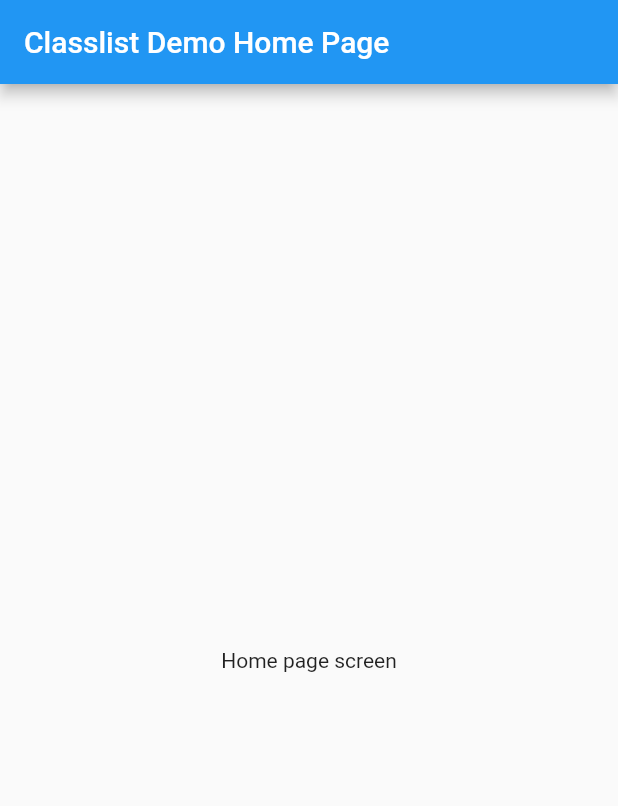
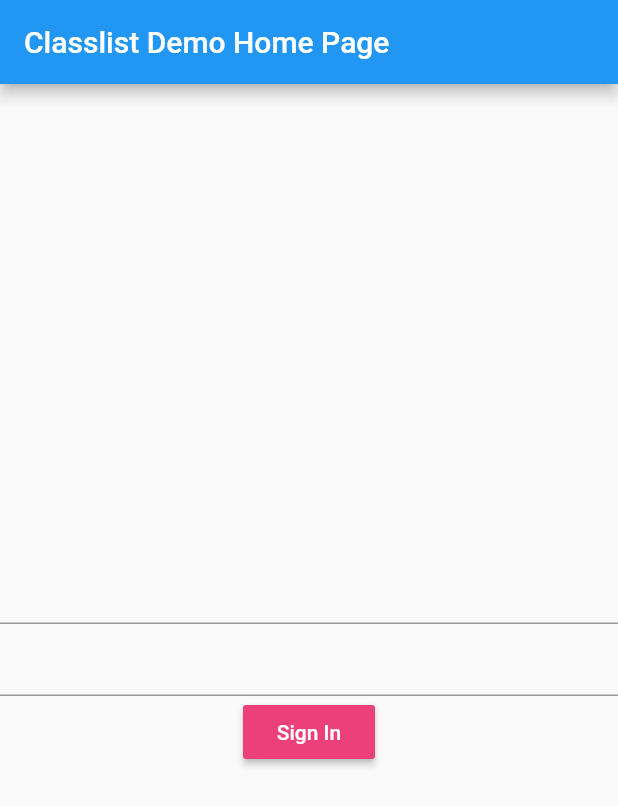
Before and after one commit to gingerkid77/cl_demo_app, a Flutter app: the screen it shows after launch, on a phone screen of 412 x 824 dp. Shown: the top 806 px of the screen. Run offline on Flutter 3.47's test engine with Material 2 defaults, Android fonts, the phone set to English and light mode, and no system bars.

Commit message:
Added text form fields and button

```diff
--- a/lib/screens/HomePage.dart
+++ b/lib/screens/HomePage.dart
@@ -11,6 +11,10 @@ class HomePage extends StatefulWidget {
 }
 
 class _HomePageState extends State<HomePage> {
+
+  // Variables to hold state of input fields in the form
+  String email = '';
+  String password = '';
 
   @override
   Widget build(BuildContext context) {
@@ -26,10 +30,29 @@ class _HomePageState extends State<HomePage> {
 
           mainAxisAlignment: MainAxisAlignment.center,
           children: <Widget>[
-            Text(
-              'Home page screen',
+            // Input field for the email address
+            TextFormField(
+              onChanged: (val) {
+                setState(() => email = val);
+              },
             ),
-
+            // Input field for the password
+            TextFormField(
+              onChanged: (val) {
+                setState(() => password = val);
+              },
+            ),
+            RaisedButton(
+                color: Colors.pink[400],
+                child: Text(
+                  'Sign In',
+                  style: TextStyle(color: Colors.white),
+                ),
+                onPressed: () async {
+                  print(email);
+                  print(password);
+                }
+            ),
           ],
         ),
       )
```
